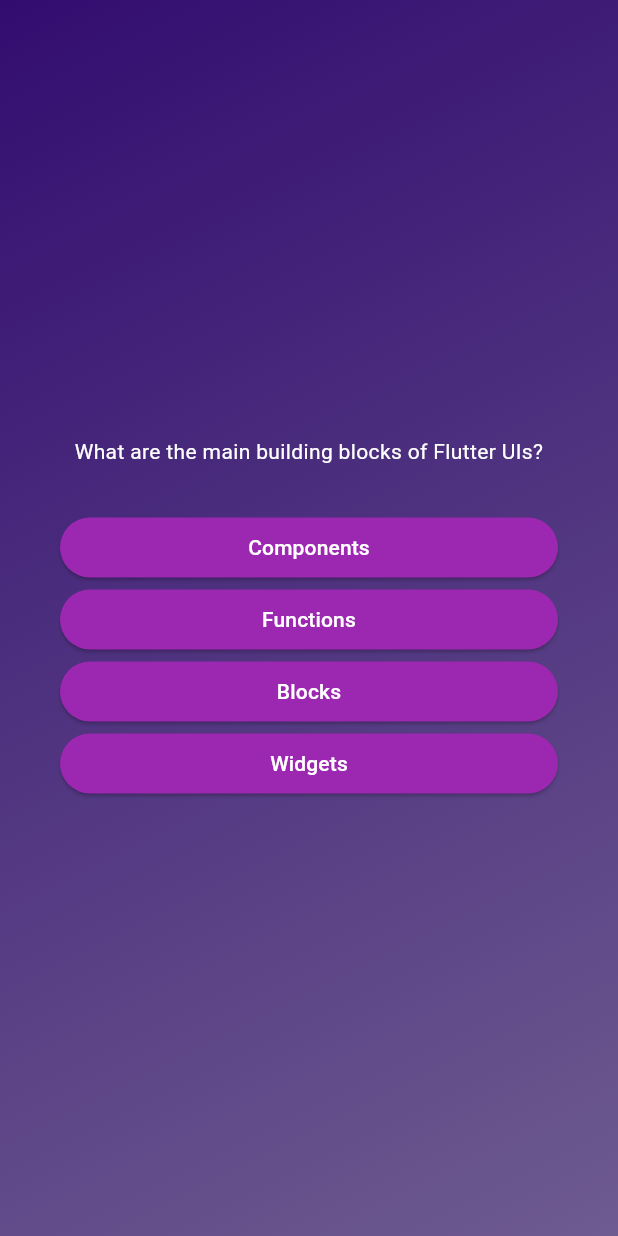
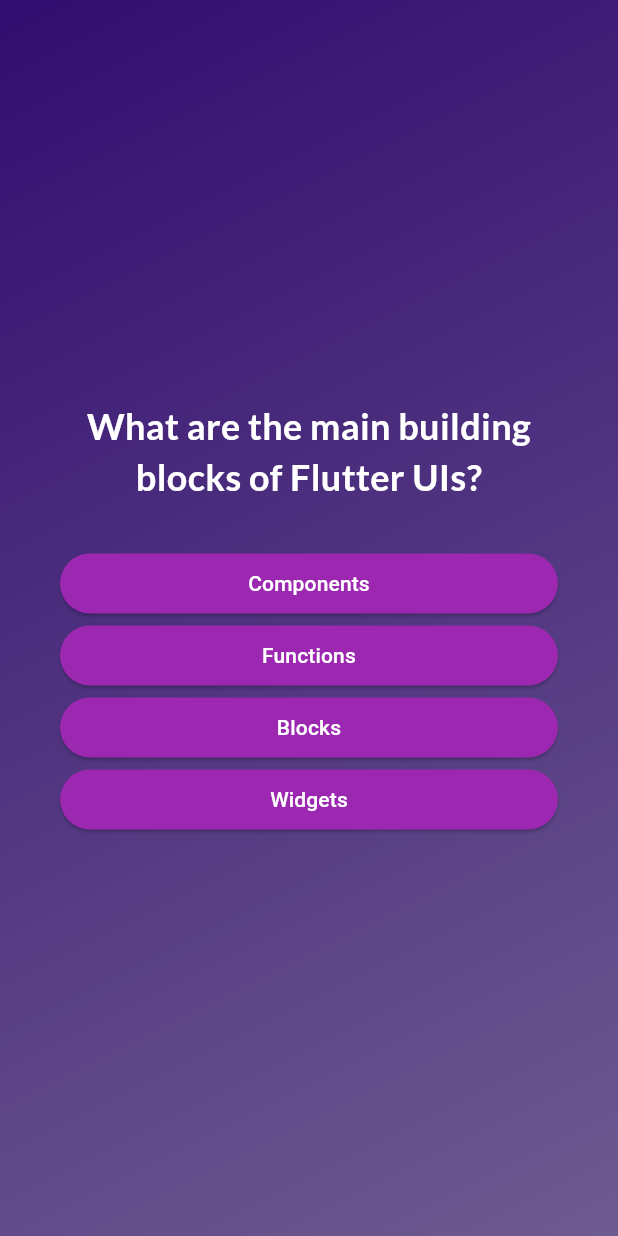
Before and after one commit to panypham/adv_basics, a Flutter app: the screen it shows after launch, after a tap on "Start Quiz", on a phone screen of 412 x 824 dp. Run offline on Flutter 3.47's test engine with Material 3 defaults, Android fonts, the phone set to English and light mode, and no system bars; our stand-ins replace google_fonts.

Commit message:
Add google fonts and update text

```diff
--- a/lib/questions_screen.dart
+++ b/lib/questions_screen.dart
@@ -2,6 +2,7 @@ import 'package:adv_basics/answer_button.dart';
 import 'package:adv_basics/data/questions.dart';
 import 'package:flutter/material.dart';
 import 'package:flutter/widgets.dart';
+import 'package:google_fonts/google_fonts.dart';
 
 class QuestionsScreen extends StatefulWidget {
   const QuestionsScreen({super.key});
@@ -35,8 +36,10 @@ class _QuestionsScreenState extends State<QuestionsScreen> {
           children: [
             Text(
               currentQuestion.text,
-              style: const TextStyle(
+              style: GoogleFonts.lato(
                 color: Colors.white,
+                fontSize: 24,
+                fontWeight: FontWeight.bold,
               ),
               textAlign: TextAlign.center,
             ),
--- a/lib/start_screen.dart
+++ b/lib/start_screen.dart
@@ -1,4 +1,5 @@
 import 'package:flutter/material.dart';
+import 'package:google_fonts/google_fonts.dart';
 
 class StartScreen extends StatelessWidget {
   const StartScreen(this.startQuiz, {super.key});
@@ -21,9 +22,13 @@ class StartScreen extends StatelessWidget {
           const SizedBox(
             height: 80,
           ),
-          const Text(
+          Text(
             'Learn Flutter the fun way!',
-            style: TextStyle(color: Colors.white, fontSize: 24),
+            style: GoogleFonts.lato(
+              color: Colors.white,
+              fontSize: 24,
+              fontWeight: FontWeight.bold,
+            ),
           ),
           const SizedBox(
             height: 30,
--- a/pubspec.yaml
+++ b/pubspec.yaml
@@ -35,6 +35,7 @@ dependencies:
   # The following adds the Cupertino Icons font to your application.
   # Use with the CupertinoIcons class for iOS style icons.
   cupertino_icons: ^1.0.2
+  google_fonts: ^6.1.0
 
 dev_dependencies:
   flutter_test:
```
Also changed, not shown: pubspec.lock, 10 other files.
